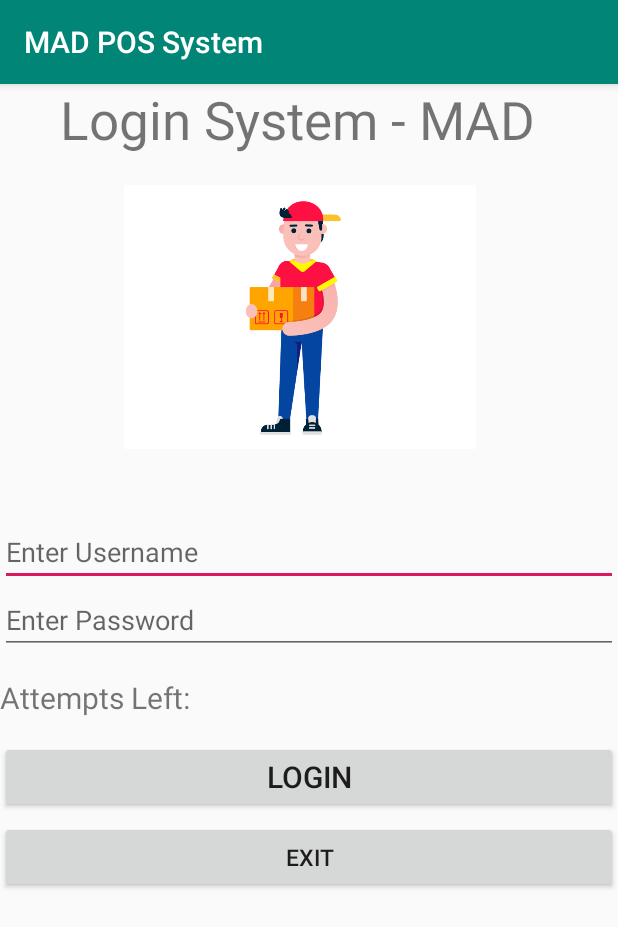
After one commit to RathanSreeramoju/MAD-POS-SYSTEM, an Android app: the LoginActivity screen opened directly, with no data from a screen before it, on a phone screen of 412 x 824 dp. The commit adds this screen. Shown: the top 927 px of the screen. Run offline under Robolectric (Android 15) with nearby library versions, the phone set to English and light mode, and no system bars.

Commit message:
Login Screen

```diff
--- a/app/src/main/AndroidManifest.xml
+++ b/app/src/main/AndroidManifest.xml
@@ -11,9 +11,10 @@
         android:roundIcon="@mipmap/ic_launcher_round"
         android:supportsRtl="true"
         android:theme="@style/AppTheme">
-        <activity android:name=".view.CallActivity"></activity>
+        <activity android:name=".view.LoginActivity"></activity>
+        <activity android:name=".view.CallActivity" />
+        <activity android:name=".view.CalculatorActivity" />
         <activity android:name=".view.EmailActivity" />
-        <activity android:name=".view.CalculatorActivity" />
         <activity android:name=".view.SmsActivity" />
         <activity
             android:name=".view.ThirdActivity"
--- a/app/src/main/java/com/example/madpossystem/view/CalculatorActivity.java
+++ b/app/src/main/java/com/example/madpossystem/view/CalculatorActivity.java
@@ -10,6 +10,10 @@ import android.widget.EditText;
 import com.example.madpossystem.R;
 
 public class CalculatorActivity extends AppCompatActivity {
+
+    /*
+     * list of the buttons
+     */
     Button button0, button1, button2, button3, button4, button5, button6,
             button7, button8, button9, buttonAdd, buttonSub, buttonDivision,
             buttonMul, button10, buttonC, buttonEqual;
@@ -26,7 +30,7 @@ public class CalculatorActivity extends AppCompatActivity {
         super.onCreate(savedInstanceState);
         setContentView(R.layout.activity_calculator);
 
-        button0 = (Button) findViewById(R.id.button);
+        button0 = (Button) findViewById(R.id.button0);
         button1 = (Button) findViewById(R.id.button1);
         button2 = (Button) findViewById(R.id.button2);
         button3 = (Button) findViewById(R.id.button3);
--- a/app/src/main/java/com/example/madpossystem/view/CallActivity.java
+++ b/app/src/main/java/com/example/madpossystem/view/CallActivity.java
@@ -4,6 +4,7 @@ import androidx.appcompat.app.AppCompatActivity;
 import androidx.core.app.ActivityCompat;
 
 import android.Manifest;
+import android.app.Activity;
 import android.content.Intent;
 import android.content.pm.PackageManager;
 import android.net.Uri;
@@ -20,7 +21,7 @@ public class CallActivity extends AppCompatActivity {
     @Override
     protected void onCreate(Bundle savedInstanceState) {
         super.onCreate(savedInstanceState);
-        setContentView(R.layout.activity_main);
+        setContentView(R.layout.activity_call);
         button = (Button) findViewById(R.id.buttonCall);
 
         button.setOnClickListener(new View.OnClickListener() {
--- /dev/null
+++ b/app/src/main/java/com/example/madpossystem/view/LoginActivity.java
@@ -0,0 +1,63 @@
+package com.example.madpossystem.view;
+
+import androidx.appcompat.app.AppCompatActivity;
+
+import android.content.Intent;
+import android.graphics.Color;
+import android.os.Bundle;
+import android.view.View;
+import android.widget.Button;
+import android.widget.EditText;
+import android.widget.TextView;
+import android.widget.Toast;
+
+import com.example.madpossystem.R;
+
+public class LoginActivity extends AppCompatActivity {
+
+    Button b1,b2;
+    EditText ed1,ed2;
+    TextView tx1;
+    int counter = 3;
+    @Override
+    protected void onCreate(Bundle savedInstanceState) {
+        super.onCreate(savedInstanceState);
+        setContentView(R.layout.activity_login);
+        // Variables assignment
+        b1 = (Button)findViewById(R.id.button);
+        ed1 = (EditText)findViewById(R.id.editText);
+        ed2 = (EditText)findViewById(R.id.editText2);
+        b2 = (Button)findViewById(R.id.button2);
+        tx1 = (TextView)findViewById(R.id.textView3);
+        tx1.setVisibility(View.GONE);
+        //Method to compare user credentials when Login is clicked
+        b1.setOnClickListener(new View.OnClickListener() {
+            @Override
+            public void onClick(View v) {
+                if(ed1.getText().toString().equals("admin") &&
+                        ed2.getText().toString().equals("password")) {
+                    Toast.makeText(getApplicationContext(),"Redirecting...",Toast.LENGTH_SHORT).show();
+                    Intent i = new Intent(getApplicationContext(), MainActivity.class);
+                    startActivity(i);
+                    // to be continued ...
+                }else{
+                    Toast.makeText(getApplicationContext(), "Wrong Credentials",Toast.LENGTH_SHORT).show();
+                    tx1.setVisibility(View.VISIBLE);
+                    tx1.setBackgroundColor(Color.RED);
+                    counter--;
+                    tx1.setText(Integer.toString(counter));
+                    if (counter == 0) {
+                        b1.setEnabled(false);
+                    }
+                }
+            }
+        });
+        //Method to be executed when Cancel button is clicked
+        b2.setOnClickListener(new View.OnClickListener() {
+            @Override
+            public void onClick(View v) {
+                finish();
+            }
+        });
+    }
+}
--- a/app/src/main/res/layout/activity_calculator.xml
+++ b/app/src/main/res/layout/activity_calculator.xml
@@ -56,9 +56,9 @@
         style="?android:attr/buttonStyleSmall"
         android:layout_width="wrap_content"
         android:layout_height="wrap_content"
+        android:layout_alignBottom="@+id/button4"
+        android:layout_alignLeft="@+id/button2"
         android:layout_alignStart="@+id/button2"
-        android:layout_alignLeft="@+id/button2"
-        android:layout_alignBottom="@+id/button4"
         android:text="5" />
 
     <Button
--- /dev/null
+++ b/app/src/main/res/layout/activity_login.xml
@@ -0,0 +1,95 @@
+<?xml version="1.0" encoding="utf-8"?>
+<LinearLayout xmlns:android="http://schemas.android.com/apk/res/android"
+    xmlns:app="http://schemas.android.com/apk/res-auto"
+    xmlns:tools="http://schemas.android.com/tools"
+    android:layout_width="match_parent"
+    android:layout_height="match_parent"
+    android:orientation="vertical"
+    tools:context=".view.LoginActivity">
+    <TextView
+        android:id="@+id/textview"
+        android:layout_marginLeft="40dp"
+        android:layout_width="match_parent"
+        android:layout_height="wrap_content"
+        android:layout_alignParentTop="true"
+        android:layout_centerHorizontal="true"
+        android:text="Login System - MAD"
+        android:textSize="35dp" />
+    <ImageView
+        android:id="@+id/imageView"
+        android:layout_marginTop="20dp"
+        android:layout_width="400dp"
+        android:layout_height="176dp"
+        android:layout_below="@+id/textView"
+        android:layout_centerHorizontal="true"
+        android:src="@drawable/delivery" />
+    <EditText
+        android:id="@+id/editText"
+        android:layout_width="match_parent"
+        android:layout_height="wrap_content"
+        android:layout_below="@+id/imageView"
+        android:layout_alignParentStart="true"
+        android:layout_alignParentLeft="true"
+        android:layout_alignParentEnd="true"
+        android:layout_alignParentRight="true"
+        android:layout_marginTop="46dp"
+        android:focusable="true"
+        android:hint="Enter Username" />
+    <EditText
+        android:id="@+id/editText2"
+        android:layout_width="match_parent"
+        android:layout_height="wrap_content"
+        android:layout_below="@+id/editText"
+        android:layout_alignEnd="@+id/editText"
+        android:layout_alignRight="@+id/editText"
+        android:layout_alignParentStart="true"
+        android:layout_alignParentLeft="true"
+        android:ems="10"
+        android:hint="Enter Password"
+        android:inputType="textPassword" />
+    <TextView
+        android:id="@+id/textView2"
+        android:layout_marginTop="15dp"
+        android:layout_width="wrap_content"
+        android:layout_height="wrap_content"
+        android:layout_below="@+id/editText2"
+        android:layout_alignParentStart="true"
+        android:layout_alignParentLeft="true"
+        android:text="Attempts Left:"
+        android:textSize="20dp" />
+    <TextView
+        android:id="@+id/textView3"
+        android:layout_marginTop="15dp"
+        android:layout_width="match_parent"
+        android:layout_height="wrap_content"
+        android:layout_alignTop="@+id/textView2"
+        android:layout_alignBottom="@+id/textView2"
+        android:layout_alignParentEnd="true"
+        android:layout_alignParentRight="true"
+        android:layout_toEndOf="@+id/textview"
+        android:layout_toRightOf="@+id/textview"
+        android:text=" "
+        android:textSize="15dp" />
+    <Button
+        android:id="@+id/button"
+        android:layout_marginTop="15dp"
+        android:layout_width="match_parent"
+        android:layout_height="wrap_content"
+        android:layout_alignParentBottom="true"
+        android:layout_toStartOf="@+id/textview"
+        android:layout_toLeftOf="@+id/textview"
+        android:text="login"
+        android:textSize="20dp"
+        android:layout_marginBottom="5dp"
+        />
+    <Button
+        android:id="@+id/button2"
+        android:layout_width="match_parent"
+        android:layout_height="wrap_content"
+        android:layout_alignParentBottom="true"
+        android:layout_toEndOf="@+id/textview"
+        android:layout_toRightOf="@+id/textview"
+        android:text="Exit"
+        android:textSize="15dp" />
+
+</LinearLayout>
--- a/app/src/main/res/values/strings.xml
+++ b/app/src/main/res/values/strings.xml
@@ -7,5 +7,5 @@
     <string name="message_recieved">Message Recieved</string>
     <string name="text_header">Message_recieved</string>
     <string name="editText_second">Enter your Message here</string>
-    <string name="compose_email">compose</string>
+    <string name="compose_email">Compose Email</string>
 </resources>
```
Also changed, not shown: app/src/main/res/layout/activity_call.xml (line endings or trailing spaces).
